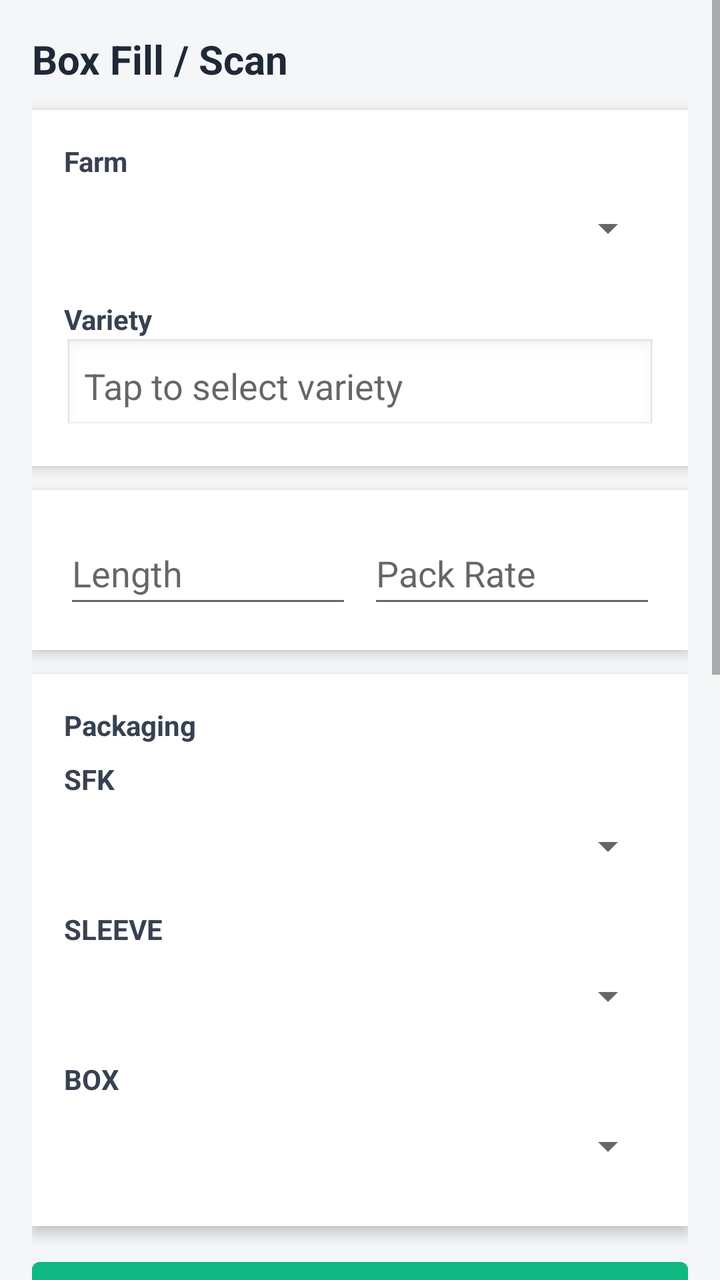
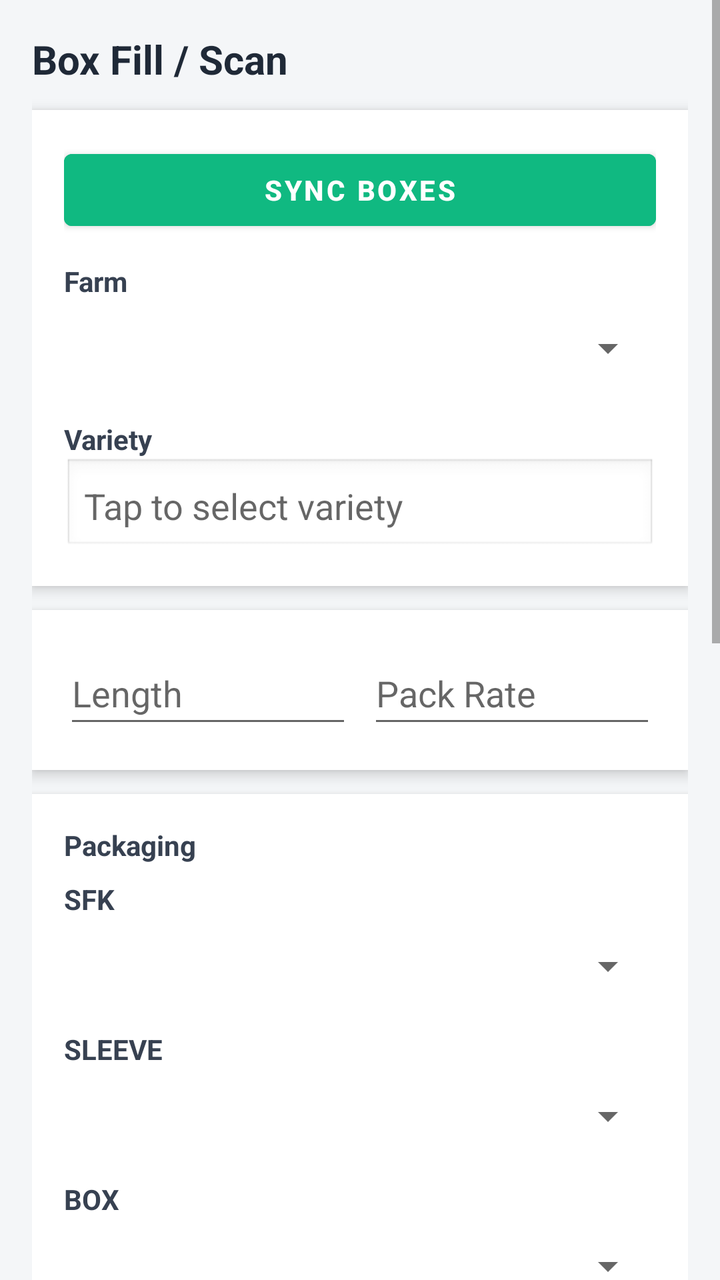

An Android layout rendered at two revisions. The XML below is the earlier revision; the diff shows what the commit changed to produce the second picture.
<!-- AndroidManifest.xml: application theme Theme.YourApp -->
<!-- res/layout/activity_box_fill.xml -->
<?xml version="1.0" encoding="utf-8"?>
<ScrollView xmlns:android="http://schemas.android.com/apk/res/android"
    android:layout_width="match_parent"
    android:layout_height="match_parent"
    android:background="#F4F6F8"
    android:fillViewport="true">

    <LinearLayout
        android:layout_width="match_parent"
        android:layout_height="wrap_content"
        android:orientation="vertical"
        android:padding="16dp">

        
        <TextView
            android:layout_width="match_parent"
            android:layout_height="wrap_content"
            android:text="Box Fill / Scan"
            android:textSize="20sp"
            android:textStyle="bold"
            android:textColor="#1F2937"
            android:paddingBottom="12dp" />

        
        <LinearLayout
            android:layout_width="match_parent"
            android:layout_height="wrap_content"
            android:orientation="vertical"
            android:background="@android:color/white"
            android:padding="16dp"
            android:layout_marginBottom="12dp"
            android:elevation="4dp">

            <TextView
                android:text="Farm"
                android:textStyle="bold"
                android:textSize="14sp"
                android:textColor="#374151"
                android:layout_width="wrap_content"
                android:layout_height="wrap_content"/>

            <Spinner
                android:id="@+id/spinnerFarm"
                android:layout_width="match_parent"
                android:layout_height="48dp"
                android:layout_marginBottom="12dp"/>


            <TextView
                android:text="Variety"
                android:textStyle="bold"
                android:textSize="14sp"
                android:textColor="#374151"
                android:layout_width="wrap_content"
                android:layout_height="wrap_content"/>

            <AutoCompleteTextView
                android:id="@+id/varietyInput"
                android:layout_width="match_parent"
                android:layout_height="48dp"
                android:hint="Tap to select variety"
                android:inputType="text"
                android:padding="10dp"
                android:background="@android:drawable/edit_text"
                />

        </LinearLayout>

        
        <LinearLayout
            android:layout_width="match_parent"
            android:layout_height="wrap_content"
            android:orientation="horizontal"
            android:background="@android:color/white"
            android:padding="16dp"
            android:layout_marginBottom="12dp"
            android:elevation="4dp">


            <EditText
                android:id="@+id/etBunches"
                android:layout_width="0dp"
                android:layout_weight="1"
                android:layout_height="48dp"
                android:hint="Length"
                android:inputType="number"
                android:layout_marginEnd="8dp"/>


            <EditText
                android:id="@+id/etStems"
                android:layout_width="0dp"
                android:layout_weight="1"
                android:layout_height="48dp"
                android:hint="Pack Rate"
                android:inputType="number"/>
        </LinearLayout>

        
        <LinearLayout
            android:layout_width="match_parent"
            android:layout_height="wrap_content"
            android:orientation="vertical"
            android:background="@android:color/white"
            android:padding="16dp"
            android:layout_marginBottom="12dp"
            android:elevation="4dp">

            <TextView
                android:text="Packaging"
                android:textStyle="bold"
                android:textSize="14sp"
                android:textColor="#374151"
                android:layout_marginBottom="8dp"
                android:layout_width="wrap_content"
                android:layout_height="wrap_content"/>

            <TextView
                android:text="SFK"
                android:textStyle="bold"
                android:textSize="14sp"
                android:textColor="#374151"
                android:layout_width="wrap_content"
                android:layout_height="wrap_content"/>


            <Spinner
                android:id="@+id/spinnerSFK"
                android:layout_width="match_parent"
                android:layout_height="48dp"
                android:layout_marginBottom="8dp"/>
            <TextView
                android:text="SLEEVE"
                android:textStyle="bold"
                android:textSize="14sp"
                android:textColor="#374151"
                android:layout_width="wrap_content"
                android:layout_height="wrap_content"/>

            <Spinner
                android:id="@+id/spinnerSleeve"
                android:layout_width="match_parent"
                android:layout_height="48dp"
                android:layout_marginBottom="8dp"/>

            <TextView
                android:text="BOX"
                android:textStyle="bold"
                android:textSize="14sp"
                android:textColor="#374151"
                android:layout_width="wrap_content"
                android:layout_height="wrap_content"/>

            <Spinner
                android:id="@+id/spinnerBoxType"
                android:layout_width="match_parent"
                android:layout_height="48dp"/>
        </LinearLayout>

        <Button
            android:id="@+id/btnScanBox"
            android:layout_width="match_parent"
            android:layout_height="48dp"
            android:text="Scan Box"
            android:textStyle="bold"
            android:backgroundTint="#10B981"
            android:textColor="@android:color/white"
            android:layout_marginBottom="12dp"/>


        <EditText
            android:id="@+id/etScanSink"
            android:layout_width="match_parent"
            android:layout_height="48dp"
            android:hint="Scan box QR"
            android:inputType="textNoSuggestions"
            android:importantForAutofill="no"
            android:imeOptions="actionDone"
            android:layout_marginBottom="12dp"/>





        
        <Button
            android:id="@+id/btnSaveBox"
            android:layout_width="match_parent"
            android:layout_height="52dp"
            android:text="Save Boxes (Offline)"
            android:textSize="16sp"
            android:textStyle="bold"
            android:textColor="@android:color/white"
            android:backgroundTint="#2563EB"
            android:layout_marginBottom="12dp"/>


        <Button
            android:id="@+id/btnSyncNow"
            android:layout_width="match_parent"
            android:layout_height="52dp"
            android:text="Sync Now"
            android:textSize="16sp"
            android:textStyle="bold"
            android:textColor="@android:color/white"
            android:backgroundTint="#F59E0B"
            android:layout_marginBottom="12dp"/>


        
        <TextView
            android:layout_width="wrap_content"
            android:layout_height="wrap_content"
            android:text="Scanned Boxes"
            android:textStyle="bold"
            android:textSize="14sp"
            android:textColor="#374151"
            android:layout_marginBottom="6dp"/>

        <androidx.recyclerview.widget.RecyclerView
            android:id="@+id/rvScannedBoxes"
            android:layout_width="match_parent"
            android:layout_height="300dp"
            android:background="@android:color/white"
            android:elevation="4dp"/>

    </LinearLayout>

</ScrollView>
<!-- resources referenced by this layout -->
<resources>
  <style name="Theme.YourApp" parent="Theme.MaterialComponents.DayNight.NoActionBar">
          
          <item name="colorPrimary">@color/teal_700</item>
          <item name="colorPrimaryVariant">@color/teal_200</item>
          <item name="colorOnPrimary">@android:color/white</item>
  
          
          <item name="colorSecondary">@color/purple_500</item>
          <item name="colorSecondaryVariant">@color/purple_700</item>
          <item name="colorOnSecondary">@android:color/white</item>
  
          
          <item name="android:colorBackground">@color/white</item>
          <item name="colorSurface">@color/white</item>
          <item name="colorOnSurface">@android:color/black</item>
  
          
          <item name="android:statusBarColor">?attr/colorPrimaryVariant</item>
  
  
  
  
  
      </style>
  <color name="teal_700">#018786</color>
  <color name="teal_200">#03DAC5</color>
  <color name="purple_500">#6200EE</color>
  <color name="purple_700">#3700B3</color>
  <color name="white">#FFFFFF</color>
</resources>

<!-- the commit's change to res/layout/activity_box_fill.xml (unified diff, before → after) -->
@@ -31,6 +31,16 @@
             android:layout_marginBottom="12dp"
             android:elevation="4dp">
 
+            <Button
+                android:id="@+id/btnSyncBoxes"
+                android:layout_width="match_parent"
+                android:layout_height="48dp"
+                android:text="Sync Boxes"
+                android:textStyle="bold"
+                android:backgroundTint="#10B981"
+                android:textColor="@android:color/white"
+                android:layout_marginBottom="12dp"/>
+
             <TextView
                 android:text="Farm"
                 android:textStyle="bold"
